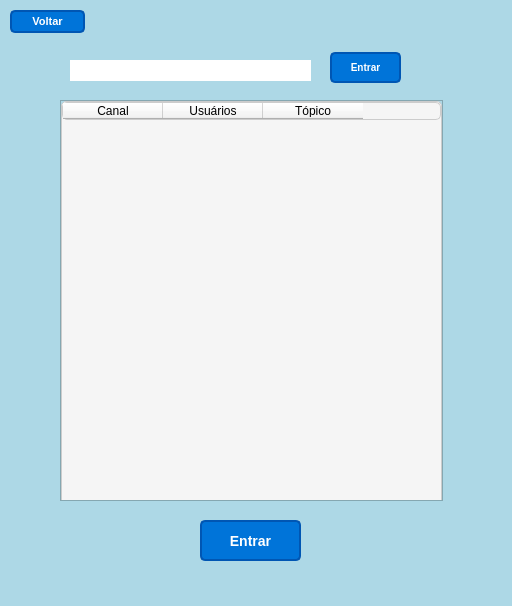
Qt form src/interfaces/ModeloListaChats.ui (fornari03/ChatWF) before a commit.
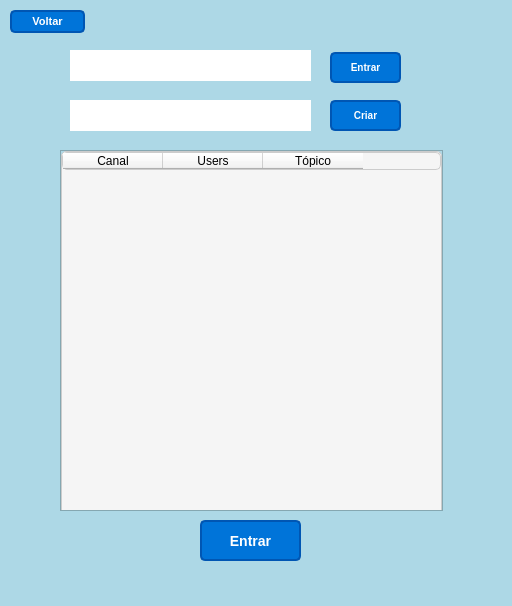
The same form after that commit.

The edit to the form file:
```diff
--- a/src/interfaces/ModeloListaChats.ui
+++ b/src/interfaces/ModeloListaChats.ui
@@ -68,9 +68,9 @@
     <property name="geometry">
      <rect>
       <x>60</x>
-      <y>100</y>
+      <y>150</y>
       <width>383</width>
-      <height>401</height>
+      <height>361</height>
      </rect>
     </property>
     <property name="widgetResizable">
@@ -82,7 +82,7 @@
        <x>0</x>
        <y>0</y>
        <width>381</width>
-       <height>399</height>
+       <height>359</height>
       </rect>
      </property>
      <widget class="QTableWidget" name="tableWidgetCanais">
@@ -91,7 +91,7 @@
         <x>0</x>
         <y>0</y>
         <width>381</width>
-        <height>441</height>
+        <height>381</height>
        </rect>
       </property>
       <property name="styleSheet">
@@ -119,7 +119,7 @@
       </column>
       <column>
        <property name="text">
-        <string>Usuários</string>
+        <string>Users</string>
        </property>
        <property name="font">
         <font>
@@ -144,11 +144,16 @@
     <property name="geometry">
      <rect>
       <x>70</x>
-      <y>60</y>
+      <y>50</y>
       <width>241</width>
-      <height>21</height>
+      <height>31</height>
      </rect>
     </property>
+    <property name="font">
+     <font>
+      <family>Helvetica</family>
+     </font>
+    </property>
     <property name="styleSheet">
      <string notr="true">background-color: #ffffff;
 border: 1px soolid #ccc;
@@ -177,6 +182,48 @@
      <string>Entrar</string>
     </property>
    </widget>
+   <widget class="QLineEdit" name="lineEditCriar">
+    <property name="geometry">
+     <rect>
+      <x>70</x>
+      <y>100</y>
+      <width>241</width>
+      <height>31</height>
+     </rect>
+    </property>
+    <property name="font">
+     <font>
+      <family>Helvetica</family>
+     </font>
+    </property>
+    <property name="styleSheet">
+     <string notr="true">background-color: #ffffff;
+border: 1px soolid #ccc;
+padding: 5px;</string>
+    </property>
+   </widget>
+   <widget class="QPushButton" name="pushButtonCriar">
+    <property name="geometry">
+     <rect>
+      <x>330</x>
+      <y>100</y>
+      <width>71</width>
+      <height>31</height>
+     </rect>
+    </property>
+    <property name="styleSheet">
+     <string notr="true">    background-color: #0074D9;
+    color: #FFFFFF; 
+    border: 2px solid #0056b3; 
+    border-radius: 5px; 
+    padding: 5px 15px;
+    font-size: 10px;
+    font-weight: bold;</string>
+    </property>
+    <property name="text">
+     <string>Criar</string>
+    </property>
+   </widget>
   </widget>
   <widget class="QMenuBar" name="menubar">
    <property name="geometry">
```
